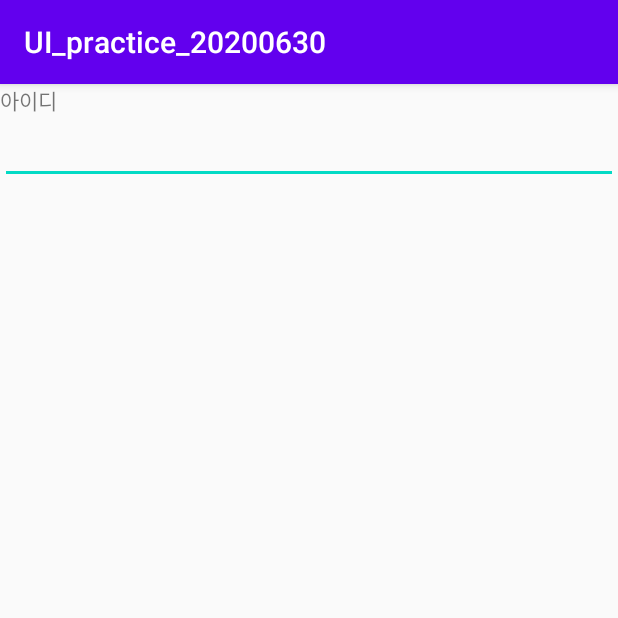
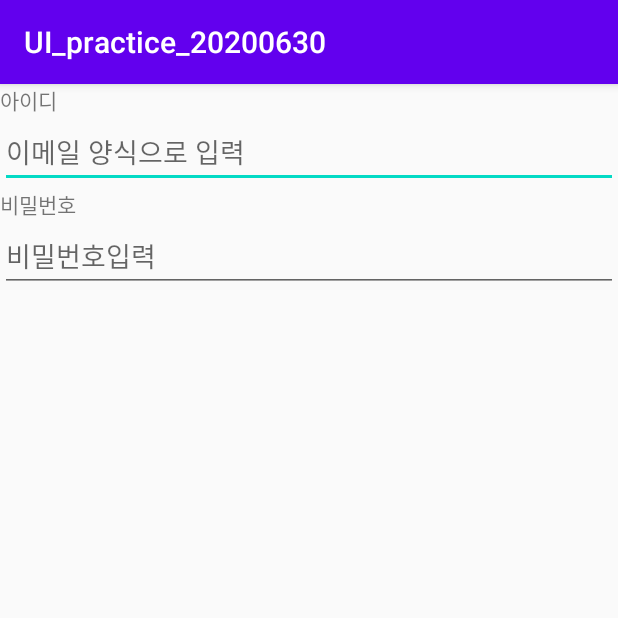
Before and after one commit to eicipop/UI_practice_20200630, an Android app: the screen it shows after launch (MainActivity), on a phone screen of 412 x 824 dp, the top half of it. Run offline under Robolectric (Android 15) with nearby library versions, the phone set to English and light mode, and no system bars.

Commit message:
activity_main.xml layout made EditText property practice :  inputType,hint

```diff
--- a/app/src/main/res/layout/activity_main.xml
+++ b/app/src/main/res/layout/activity_main.xml
@@ -15,8 +15,22 @@
         app:layout_constraintLeft_toLeftOf="parent"
         app:layout_constraintRight_toRightOf="parent"
         app:layout_constraintTop_toTopOf="parent" />
+
     <EditText
         android:layout_width="match_parent"
-        android:layout_height="wrap_content"/>
+        android:layout_height="wrap_content"
+        android:inputType="textEmailAddress"
+        android:hint="이메일 양식으로 입력"/>
+    <TextView
+        android:layout_width="wrap_content"
+        android:layout_height="wrap_content"
+        android:text="비밀번호"
+        />
+    <EditText
+        android:layout_width="match_parent"
+        android:layout_height="wrap_content"
+        android:hint="비밀번호입력"
+        android:inputType="textPassword"
+        />
 
 </LinearLayout>
```
